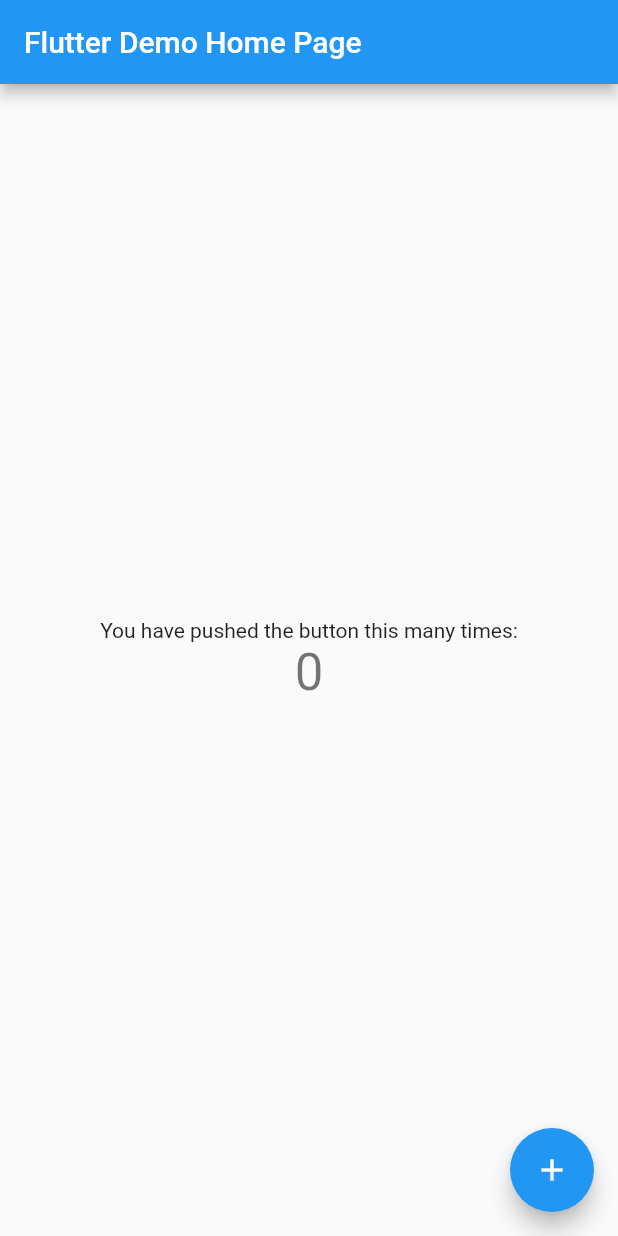
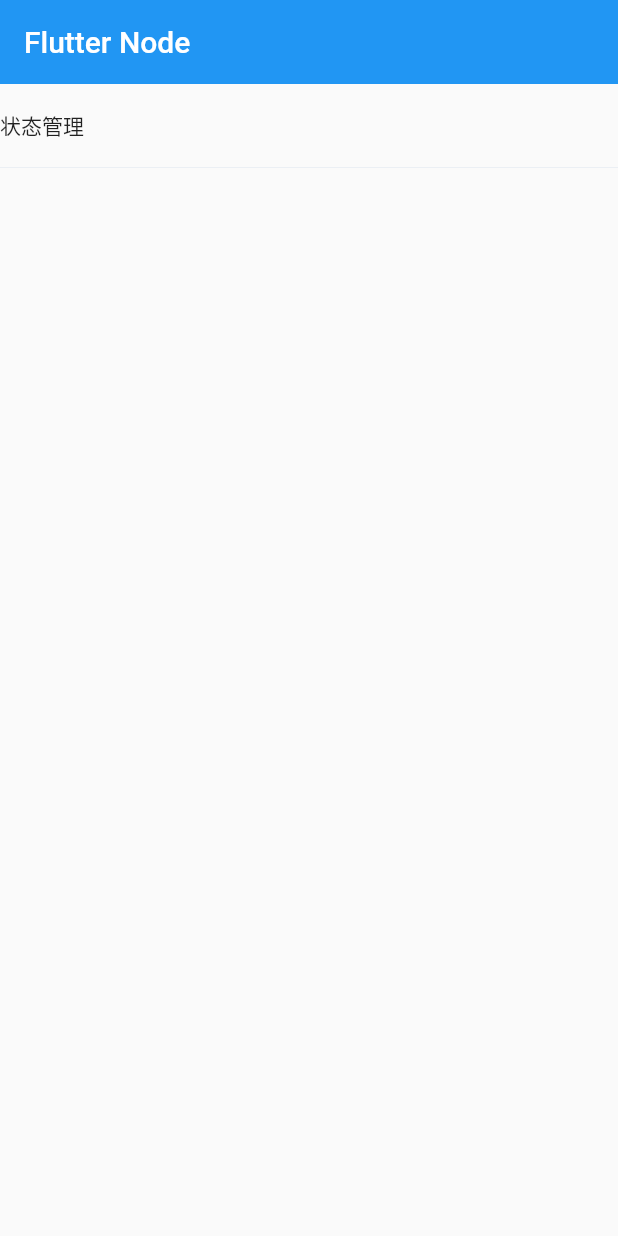
Before and after one commit to idrislin/Flutter3Study, a Flutter app: the screen it shows after launch, on a phone screen of 412 x 824 dp. Run offline on Flutter 3.47's test engine with Material 2 defaults, Android fonts, the phone set to English and light mode, and no system bars.

Commit message:
working on state doc

```diff
--- /dev/null
+++ b/lib/home_page.dart
@@ -0,0 +1,44 @@
+import 'package:flutter/material.dart';
+import 'package:flutter_study/widgets/common/slide_button/slide_button.dart';
+
+const curriculum = ["状态管理"];
+
+class MyHomePage extends StatelessWidget {
+  const MyHomePage({Key? key}) : super(key: key);
+
+  Widget itemWidget(String title) {
+    return SlideButton(
+      bounce: true,
+      buttons: const [Text("置顶")],
+      child: InkWell(
+        onTap: () {},
+        child: Container(
+          height: 56,
+          width: double.infinity,
+          decoration: const BoxDecoration(
+            border: Border(
+              bottom: BorderSide(color: Color(0xffE6EBF2), width: 0.5),
+            ),
+          ),
+          alignment: Alignment.centerLeft,
+          child: Text(title),
+        ),
+      ),
+    );
+  }
+
+  @override
+  Widget build(BuildContext context) {
+    return Scaffold(
+      appBar: AppBar(
+        title: const Text("Flutter Node"),
+        elevation: 0,
+      ),
+      body: SingleChildScrollView(
+        child: Column(
+          children: curriculum.map((e) => itemWidget(e)).toList(),
+        ),
+      ),
+    );
+  }
+}
--- a/lib/main.dart
+++ b/lib/main.dart
@@ -1,4 +1,5 @@
 import 'package:flutter/material.dart';
+import 'package:flutter_study/home_page.dart';
 
 void main() {
   runApp(const MyApp());
@@ -13,103 +14,9 @@ class MyApp extends StatelessWidget {
     return MaterialApp(
       title: 'Flutter Demo',
       theme: ThemeData(
-        // This is the theme of your application.
-        //
-        // Try running your application with "flutter run". You'll see the
-        // application has a blue toolbar. Then, without quitting the app, try
-        // changing the primarySwatch below to Colors.green and then invoke
-        // "hot reload" (press "r" in the console where you ran "flutter run",
-        // or simply save your changes to "hot reload" in a Flutter IDE).
-        // Notice that the counter didn't reset back to zero; the application
-        // is not restarted.
         primarySwatch: Colors.blue,
       ),
-      home: const MyHomePage(title: 'Flutter Demo Home Page'),
+      home: const MyHomePage(),
     );
   }
 }
-
-class MyHomePage extends StatefulWidget {
-  const MyHomePage({Key? key, required this.title}) : super(key: key);
-
-  // This widget is the home page of your application. It is stateful, meaning
-  // that it has a State object (defined below) that contains fields that affect
-  // how it looks.
-
-  // This class is the configuration for the state. It holds the values (in this
-  // case the title) provided by the parent (in this case the App widget) and
-  // used by the build method of the State. Fields in a Widget subclass are
-  // always marked "final".
-
-  final String title;
-
-  @override
-  State<MyHomePage> createState() => _MyHomePageState();
-}
-
-class _MyHomePageState extends State<MyHomePage> {
-  int _counter = 0;
-
-  void _incrementCounter() {
-    setState(() {
-      // This call to setState tells the Flutter framework that something has
-      // changed in this State, which causes it to rerun the build method below
-      // so that the display can reflect the updated values. If we changed
-      // _counter without calling setState(), then the build method would not be
-      // called again, and so nothing would appear to happen.
-      _counter++;
-    });
-  }
-
-  @override
-  Widget build(BuildContext context) {
-    // This method is rerun every time setState is called, for instance as done
-    // by the _incrementCounter method above.
-    //
-    // The Flutter framework has been optimized to make rerunning build methods
-    // fast, so that you can just rebuild anything that needs updating rather
-    // than having to individually change instances of widgets.
-    return Scaffold(
-      appBar: AppBar(
-        // Here we take the value from the MyHomePage object that was created by
-        // the App.build method, and use it to set our appbar title.
-        title: Text(widget.title),
-      ),
-      body: Center(
-        // Center is a layout widget. It takes a single child and positions it
-        // in the middle of the parent.
-        child: Column(
-          // Column is also a layout widget. It takes a list of children and
-          // arranges them vertically. By default, it sizes itself to fit its
-          // children horizontally, and tries to be as tall as its parent.
-          //
-          // Invoke "debug painting" (press "p" in the console, choose the
-          // "Toggle Debug Paint" action from the Flutter Inspector in Android
-          // Studio, or the "Toggle Debug Paint" command in Visual Studio Code)
-          // to see the wireframe for each widget.
-          //
-          // Column has various properties to control how it sizes itself and
-          // how it positions its children. Here we use mainAxisAlignment to
-          // center the children vertically; the main axis here is the vertical
-          // axis because Columns are vertical (the cross axis would be
-          // horizontal).
-          mainAxisAlignment: MainAxisAlignment.center,
-          children: <Widget>[
-            const Text(
-              'You have pushed the button this many times:',
-            ),
-            Text(
-              '$_counter',
-              style: Theme.of(context).textTheme.headline4,
-            ),
-          ],
-        ),
-      ),
-      floatingActionButton: FloatingActionButton(
-        onPressed: _incrementCounter,
-        tooltip: 'Increment',
-        child: const Icon(Icons.add),
-      ), // This trailing comma makes auto-formatting nicer for build methods.
-    );
-  }
-}
--- /dev/null
+++ b/lib/widgets/common/slide_button/listener.dart
@@ -0,0 +1,68 @@
+import 'package:flutter/material.dart';
+
+class SlideButtonListener {
+  factory SlideButtonListener() => _getInstance()!;
+  static SlideButtonListener? get instance => _getInstance();
+  static SlideButtonListener? _instance;
+  SlideButtonListener._internal() {
+    //
+  }
+  static SlideButtonListener? _getInstance() {
+    _instance ??= SlideButtonListener._internal();
+    return _instance;
+  }
+
+  Map<SlideButtonCloseTag?, Map<Key?, SlideButtonStatus>> map = {};
+
+  bool removeListener(SlideButtonCloseTag tag) {
+    if (map[tag] != null) {
+      map.remove(tag);
+      return true;
+    }
+    return false;
+  }
+
+  SlideButtonStatus? targetStatus(SlideButtonCloseTag tag, Key key) =>
+      map[tag]![key];
+
+  needCloseOtherRowOfTag(SlideButtonCloseTag? tag, Key? key) {
+    if (tag == null) {
+      return;
+    }
+    if (map[tag] == null) {
+      return;
+    }
+    for (var otherKey in map[tag]!.keys) {
+      if (otherKey == key) {
+        continue;
+      }
+      if (map[tag]![otherKey]!.value == true) {
+        map[tag]![otherKey]!.value = false;
+      }
+    }
+  }
+}
+
+class SlideButtonCloseTag {
+  final String tag;
+  SlideButtonCloseTag(this.tag);
+
+  @override
+  int get hashCode => tag.hashCode;
+
+  @override
+  operator ==(dynamic other) {
+    if (other is SlideButtonCloseTag) {
+      if (other.tag == tag) {
+        return true;
+      }
+    }
+    return false;
+  }
+}
+
+class SlideButtonStatus extends ValueNotifier<bool> {
+  SlideButtonStatus() : super(false);
+  bool get isClose => value;
+  bool get isOpen => !value;
+}
--- /dev/null
+++ b/lib/widgets/common/slide_button/slide_button.dart
@@ -0,0 +1,327 @@
+import 'dart:math';
+
+import 'package:flutter/gestures.dart';
+import 'package:flutter/material.dart';
+import 'package:flutter_study/widgets/common/slide_button/listener.dart';
+
+class BounceStyle {
+  final double maxDistance;
+  final double k;
+  final Duration duration;
+
+  BounceStyle({
+    this.duration = const Duration(milliseconds: 200),
+    this.maxDistance = 120,
+    this.k = 0.8,
+  });
+
+  BounceStyle.disable() : this(k: 1);
+}
+
+class SlideButton extends StatefulWidget {
+  final Widget child;
+  final SlideButtonCloseTag? closeTag;
+  final bool closeOnPop;
+  final bool? opacityChange;
+  final VoidCallback? onTap;
+  final double buttonWidth;
+  final List<Widget> buttons;
+
+  final bool bounce;
+  final BounceStyle? bounceStyle;
+
+  BounceStyle get _bounceStyle =>
+      bounceStyle ?? (bounce ? BounceStyle() : BounceStyle.disable());
+
+  const SlideButton({
+    Key? key,
+    required this.child,
+    required this.buttons,
+    this.closeTag,
+    this.onTap,
+    this.buttonWidth = 80.0,
+    this.closeOnPop = true,
+    this.opacityChange,
+    this.bounce = false,
+    this.bounceStyle,
+  }) : super(key: key);
+
+  @override
+  State<StatefulWidget> createState() {
+    return SlideButtonState();
+  }
+}
+
+class SlideButtonState extends State<SlideButton>
+    with TickerProviderStateMixin {
+  double translateX = 0;
+
+  double get bounceTranslate {
+    if (widget._bounceStyle.maxDistance == 0) {
+      return translateX.clamp(-maxDragDistance, 0.0);
+    }
+    var resultTranslate = translateX;
+    if (resultTranslate < -maxDragDistance) {
+      var moreDistance = resultTranslate + maxDragDistance;
+      resultTranslate -= moreDistance * widget._bounceStyle.k;
+    }
+    return min(
+        0,
+        resultTranslate.clamp(
+            -maxDragDistance - widget._bounceStyle.maxDistance, 0.0));
+  }
+
+  double get maxDragDistance => widget.buttonWidth * widget.buttons.length;
+
+  double get progress => bounceTranslate / maxDragDistance * -1;
+
+  final Map<Type, GestureRecognizerFactory> gestures =
+      <Type, GestureRecognizerFactory>{};
+
+  late AnimationController animationController;
+
+  Map<SlideButtonCloseTag?, Map<Key?, SlideButtonStatus>> get globalMap =>
+      SlideButtonListener.instance!.map;
+
+  SlideButtonStatus? get _ct => globalMap[widget.closeTag]![widget.key];
+
+  setCloseListener() {
+    if (widget.closeTag == null) return;
+    if (globalMap[widget.closeTag] == null) {
+      globalMap[widget.closeTag] = {};
+    }
+    var controller = SlideButtonStatus();
+    globalMap[widget.closeTag]![widget.key] = controller;
+    globalMap[widget.closeTag]![widget.key]!.addListener(handleChange);
+  }
+
+  handleChange() {
+    if (globalMap[widget.closeTag]?[widget.key]?.value == null) return;
+    if (globalMap[widget.closeTag]?[widget.key]?.value == true) {
+      open();
+    } else {
+      close();
+    }
+  }
+
+  @override
+  void initState() {
+    super.initState();
+    setCloseListener();
+    gestures[HorizontalDragGestureRecognizer] =
+        GestureRecognizerFactoryWithHandlers<HorizontalDragGestureRecognizer>(
+      () => HorizontalDragGestureRecognizer(debugOwner: this),
+      (HorizontalDragGestureRecognizer instance) {
+        instance
+          ..onStart = onHorizontalDragStart
+          ..onUpdate = onHorizontalDragUpdate
+          ..onEnd = onHorizontalDragEnd;
+      },
+    );
+
+    gestures[TapGestureRecognizer] =
+        GestureRecognizerFactoryWithHandlers<TapGestureRecognizer>(
+      () => TapGestureRecognizer(debugOwner: this),
+      (TapGestureRecognizer instance) {
+        instance.onTap = widget.onTap;
+      },
+    );
+
+    animationController = AnimationController(
+        value: 0,
+        lowerBound: -maxDragDistance - widget._bounceStyle.maxDistance,
+        upperBound: 0,
+        vsync: this,
+        duration: const Duration(milliseconds: 300))
+      ..addListener(() {
+        translateX = animationController.value;
+        setState(() {});
+      });
+  }
+
+  @override
+  void didUpdateWidget(SlideButton oldWidget) {
+    if (oldWidget.buttons.length != widget.buttons.length) {
+      translateX = 0;
+    }
+    super.didUpdateWidget(oldWidget);
+  }
+
+  @override
+  Widget build(BuildContext context) {
+    Widget body = Stack(
+      alignment: Alignment.centerRight,
+      children: <Widget>[
+        Positioned.fill(
+          child: Row(
+            mainAxisAlignment: MainAxisAlignment.end,
+            children: <Widget>[
+              SizedBox(
+                width: widget.buttonWidth * widget.buttons.length +
+                    widget._bounceStyle.maxDistance,
+                child: _WxStyleButtonGroup(
+                  opaChange: widget.opacityChange,
+                  buttonWidth: widget.buttonWidth,
+                  bounceDistance: widget._bounceStyle.maxDistance,
+                  progress: progress,
+                  children: widget.buttons,
+                ),
+              ),
+            ],
+          ),
+        ),
+        RawGestureDetector(
+          gestures: gestures,
+          child: Transform.translate(
+            offset: Offset(bounceTranslate, 0),
+            child: Row(
+              children: <Widget>[
+                Expanded(
+                  flex: 1,
+                  child: widget.child,
+                )
+              ],
+            ),
+          ),
+        )
+      ],
+    );
+    return widget.closeOnPop
+        ? WillPopScope(
+            child: body,
+            onWillPop: () async {
+              if (translateX != 0) {
+                close();
+                return false;
+              }
+              return true;
+            })
+        : body;
+  }
+
+  void onHorizontalDragStart(DragStartDetails details) {
+    if (widget.closeTag == null) return;
+    if (_ct!.value == false) {
+      SlideButtonListener.instance!
+          .needCloseOtherRowOfTag(widget.closeTag, widget.key);
+    }
+  }
+
+  void onHorizontalDragUpdate(DragUpdateDetails details) {
+    translateX += details.delta.dx;
+
+    setState(() {});
+  }
+
+  void onHorizontalDragEnd(DragEndDetails details) {
+    animationController.value = translateX;
+    if (details.velocity.pixelsPerSecond.dx > 200) {
+      close();
+    } else if (details.velocity.pixelsPerSecond.dx < -200) {
+      open(details.velocity.pixelsPerSecond.dx);
+    } else {
+      if (bounceTranslate.abs() > maxDragDistance / 2) {
+        open();
+      } else {
+        close();
+      }
+    }
+  }
+
+  void open([double v = 0]) async {
+    animationController.animateTo(
+      -maxDragDistance,
+      duration: widget._bounceStyle.duration,
+    );
+    if (widget.closeTag == null) return;
+    _ct!.value = true;
+  }
+
+  void close() {
+    if (translateX != 0) {
+      animationController.animateTo(0);
+    }
+    if (widget.closeTag == null) return;
+    if (_ct!.value == true) {
+      _ct!.value = false;
+    }
+  }
+
+  @override
+  void dispose() {
+    animationController.dispose();
+    super.dispose();
+  }
+}
+
+class _WxStyleButtonGroup extends StatelessWidget {
+  final List<Widget>? children;
+  final bool? opaChange;
+  final double buttonWidth;
+
+  final double? bounceDistance;
+
+  final double progress;
+
+  const _WxStyleButtonGroup({
+    Key? key,
+    this.children,
+    this.buttonWidth = 80,
+    this.progress = 0,
+    this.opaChange,
+    this.bounceDistance,
+  }) : super(key: key);
+
+  bool get isOverBounce => progress > 1;
+
+  double get offset => buttonWidth * progress;
+
+  double get eachWidthOffset =>
+      (buttonWidth * children!.length + bounceDistance!) /
+      children!.length *
+      progress;
+
+  @override
+  Widget build(BuildContext context) {
+    List<Widget> l = [];
+
+    for (var i = 0; i < children!.length; i++) {
+      Widget btn = SizedBox(
+        width: buttonWidth * progress,
+        child: OverflowBox(
+          minWidth: buttonWidth,
+          maxWidth: double.infinity,
+          alignment: Alignment.centerLeft,
+          child: SizedBox(
+            width: isOverBounce ? buttonWidth * progress : buttonWidth,
+            child: children![i],
+          ),
+        ),
+      );
+
+      btn = Padding(
+        padding: EdgeInsets.only(
+          right: offset * i,
+        ),
+        child: btn,
+      );
+
+      if (opaChange == true) {
+        btn = Opacity(
+          opacity: progress.clamp(0.0, 1.0),
+          child: btn,
+        );
+      }
+      l.add(btn);
+    }
+    return OverflowBox(
+      alignment: Alignment.centerLeft,
+      minWidth: buttonWidth * children!.length + bounceDistance!,
+      maxWidth: buttonWidth * children!.length + bounceDistance!,
+      child: Stack(
+        alignment: Alignment.centerRight,
+        children: l.reversed.toList(),
+      ),
+    );
+  }
+}
--- /dev/null
+++ b/lib/widgets/state/set_state/set_state_page.dart
@@ -0,0 +1,48 @@
+import 'package:flutter/material.dart';
+
+class MyHomePage extends StatefulWidget {
+  const MyHomePage({Key? key, required this.title}) : super(key: key);
+
+  final String title;
+
+  @override
+  State<MyHomePage> createState() => _MyHomePageState();
+}
+
+class _MyHomePageState extends State<MyHomePage> {
+  int _counter = 0;
+
+  void _incrementCounter() {
+    setState(() {
+      _counter++;
+    });
+  }
+
+  @override
+  Widget build(BuildContext context) {
+    return Scaffold(
+      appBar: AppBar(
+        title: Text(widget.title),
+      ),
+      body: Center(
+        child: Column(
+          mainAxisAlignment: MainAxisAlignment.center,
+          children: <Widget>[
+            const Text(
+              'You have pushed the button this many times:',
+            ),
+            Text(
+              '$_counter',
+              style: Theme.of(context).textTheme.headline4,
+            ),
+          ],
+        ),
+      ),
+      floatingActionButton: FloatingActionButton(
+        onPressed: _incrementCounter,
+        tooltip: 'Increment',
+        child: const Icon(Icons.add),
+      ),
+    );
+  }
+}
```
Also changed, not shown: 1 other file.
